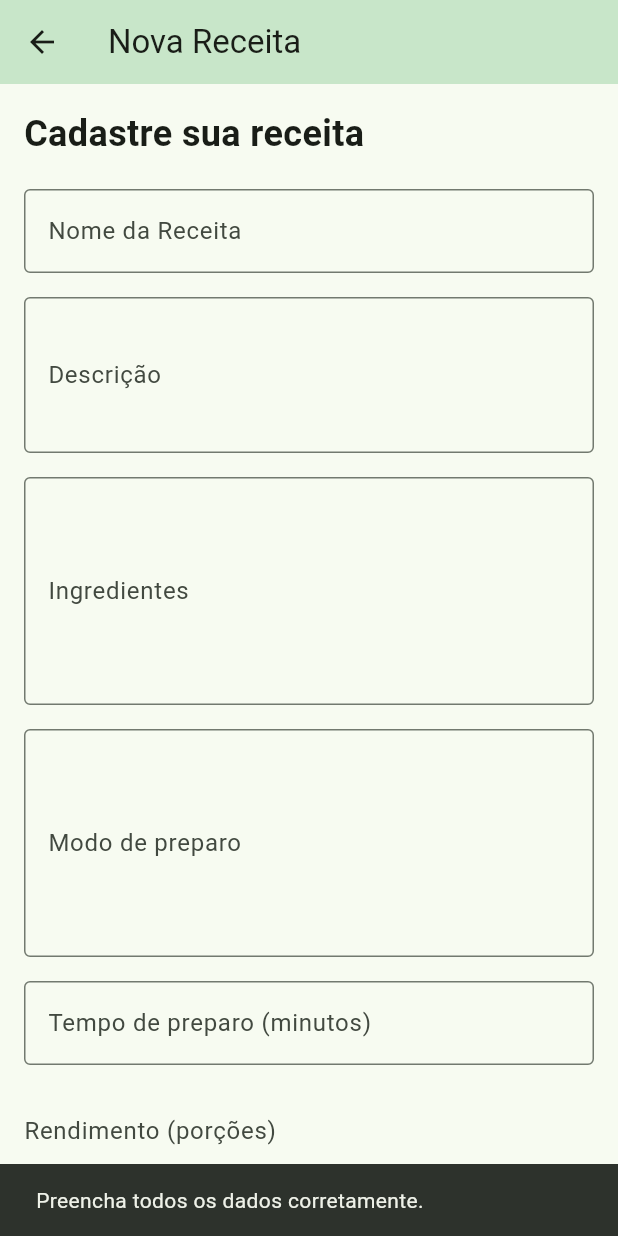
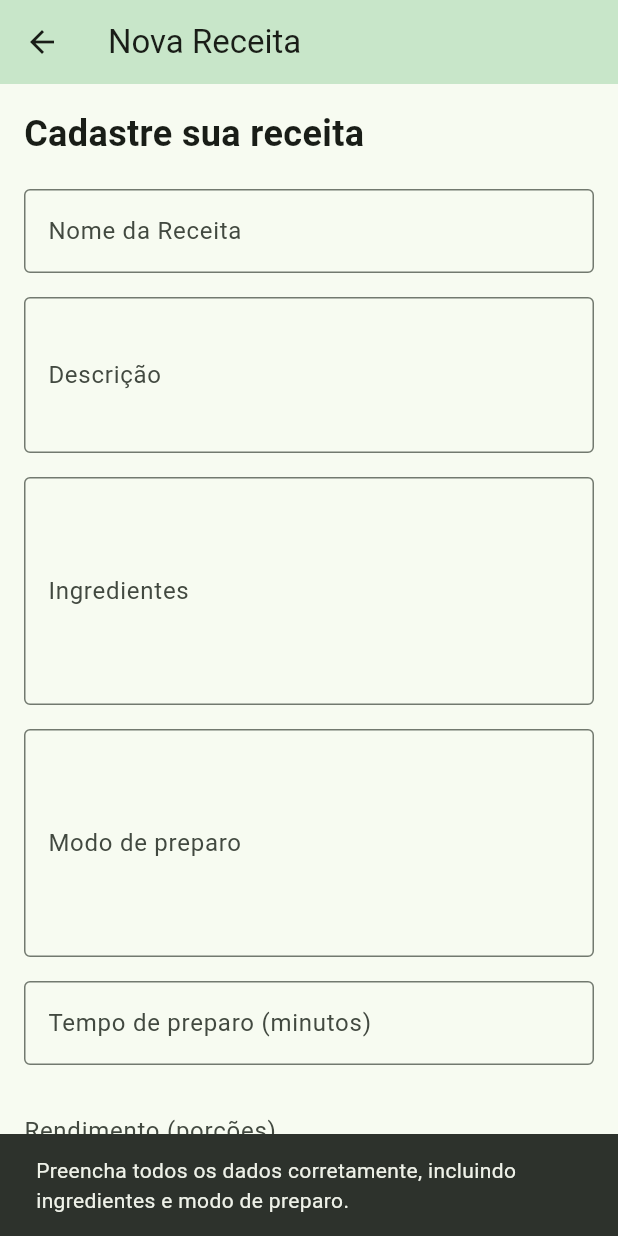
Before and after one commit to daniel-alm26/canellas-panificacao, a Flutter app: the FormularioReceitaScreen screen opened directly, after a tap on "Salvar receita", on a phone screen of 412 x 824 dp. Run offline on Flutter 3.47's test engine with Material 3 defaults, Android fonts, the phone set to English and light mode, and no system bars.

Commit message:
Inserindo imagem do ícone e atualizando validação com ingredientes e modo de preparo

```diff
--- a/lib/screens/formulario_receita_screen.dart
+++ b/lib/screens/formulario_receita_screen.dart
@@ -142,11 +142,13 @@ class _FormularioReceitaScreenState extends State<FormularioReceitaScreen> {
         descricao.isEmpty ||
         tempo == null ||
         rendimento == null ||
-        rendimento <= 0) {
+        rendimento <= 0 ||
+        ingredientes.isEmpty ||
+        modoPreparo.isEmpty) {
       ScaffoldMessenger.of(context).showSnackBar(
         const SnackBar(
           content: Text(
-            'Preencha todos os dados corretamente.',
+            'Preencha todos os dados corretamente, incluindo ingredientes e modo de preparo.',
           ),
         ),
       );
```
Also changed, not shown: assets/images/macarrao_parafuso.jpg (deleted), 57 other files.
